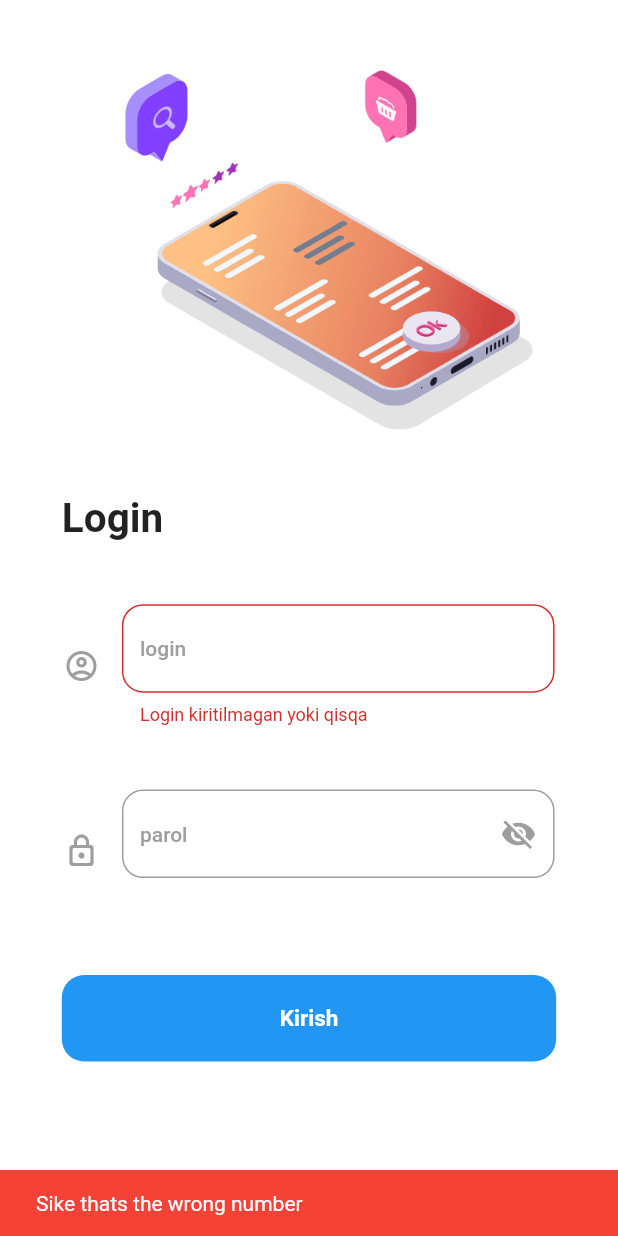
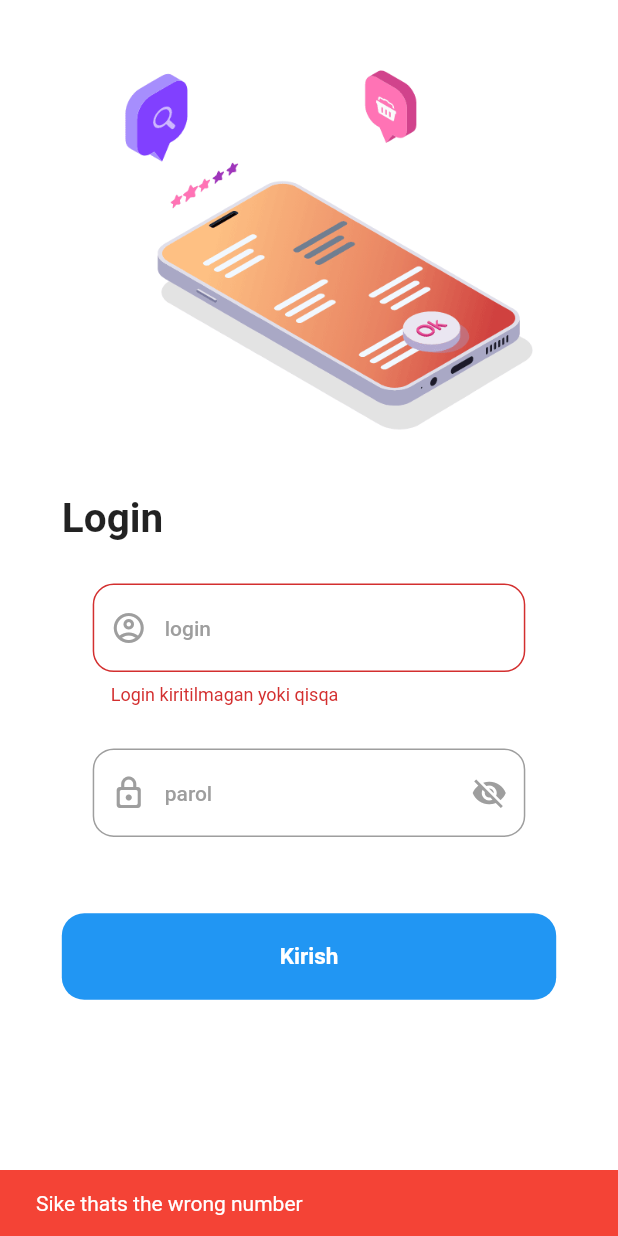
Before and after one commit to Yusuf-bek/BazarApp, a Flutter app: the screen it shows after launch, after a tap on "Kirish", on a phone screen of 412 x 824 dp. Run offline on Flutter 3.47's test engine with Material 2 defaults, Android fonts, the phone set to English and light mode, and no system bars; our stand-ins replace shared_preferences, syncfusion_flutter_datagrid.

Commit message:
some changes login-page ui and tried to fix AuthService.login

```diff
--- a/lib/service/auth_service.dart
+++ b/lib/service/auth_service.dart
@@ -3,6 +3,7 @@ import 'dart:io';
 import 'package:bazarapp/model/report_detail_model.dart';
 import 'package:bazarapp/model/report_model.dart';
 import 'package:bazarapp/views/report_detail_page.dart';
+import 'package:flutter/material.dart';
 import 'package:http/http.dart' as http;
 import 'package:shared_preferences/shared_preferences.dart';
 
@@ -10,15 +11,20 @@ import 'package:shared_preferences/shared_preferences.dart';
 class AuthService {
   static String url = "http://cashapp.kamtar.uz/";
 
-  Future<bool> login(String username, String password) async {
-    bool isAuthenticated = false;
-
+  static Future<void> login({
+    required String username,
+    required String password,
+    required VoidCallback onLoggedIn,
+  }) async {
     final prefs = await SharedPreferences.getInstance();
 
     try {
       final response = await http.post(
         Uri.parse("${url}api/token"),
-        body: {"username": username, "password": password},
+        body: {
+          "username": username,
+          "password": password,
+        },
       );
 
       if (response.statusCode != 200) {
@@ -27,10 +33,9 @@ class AuthService {
         var resBody = json.decode(response.body);
         prefs.setString("access", resBody["access"]);
         prefs.setString("refresh", resBody["refresh"]);
-        isAuthenticated = true;
+
+        onLoggedIn.call();
       }
-
-      return isAuthenticated;
     } catch (error) {
       rethrow;
     }
--- a/lib/views/login_page.dart
+++ b/lib/views/login_page.dart
@@ -2,6 +2,7 @@ import 'package:bazarapp/core/components/my_styles.dart';
 import 'package:bazarapp/core/extensions/buildcontext_extension.dart';
 import 'package:bazarapp/core/components/size_config.dart';
 import 'package:bazarapp/providers/hide_unhide_password_provider.dart';
+import 'package:bazarapp/service/auth_service.dart';
 import 'package:flutter/material.dart';
 import 'package:provider/provider.dart';
 
@@ -14,10 +15,10 @@ class LoginPage extends StatefulWidget {
 }
 
 class _LoginPageState extends State<LoginPage> {
-  final TextEditingController _loginController = TextEditingController();
+  final TextEditingController _usernameController = TextEditingController();
   final TextEditingController _parolController = TextEditingController();
 
-  final _loginFormKey = GlobalKey<FormState>();
+  final _usernameFormKey = GlobalKey<FormState>();
   final _parolFormKey = GlobalKey<FormState>();
 
   @override
@@ -57,27 +58,20 @@ class _LoginPageState extends State<LoginPage> {
                 ),
                 SizedBox(
                   width: context.width,
-                  height: context.height * 0.35,
+                  height: context.height * 0.3,
                   child: Column(
                     mainAxisAlignment: MainAxisAlignment.spaceEvenly,
                     crossAxisAlignment: CrossAxisAlignment.center,
                     children: [
                       Row(
                         mainAxisAlignment: MainAxisAlignment.center,
-                          mainAxisSize: MainAxisSize.min,
+                        // mainAxisSize: MainAxisSize.min,
                         children: [
-                            const Icon(
-                              Icons.account_circle_outlined,
-                              color: Colors.grey,
-                            ),
-                            const SizedBox(
-                              width: 15,
-                            ),
                           SizedBox(
                             width: context.width * 0.7,
                             height: context.height * 0.1,
                             child: Form(
-                                key: _loginFormKey,
+                              key: _usernameFormKey,
                               child: TextFormField(
                                 validator: (value) {
                                   if (value!.length < 5) {
@@ -85,11 +79,15 @@ class _LoginPageState extends State<LoginPage> {
                                   }
                                   return null;
                                 },
-                                  controller: _loginController,
+                                controller: _usernameController,
                                 decoration: InputDecoration(
+                                  prefixIcon: const Icon(
+                                    Icons.account_circle_outlined,
+                                    color: Colors.grey,
+                                  ),
                                   hintText: "login",
-                                    hintStyle: LoginPageStyles
-                                        .instance.myHintTextStyle,
+                                  hintStyle:
+                                      LoginPageStyles.instance.myHintTextStyle,
                                   border: const OutlineInputBorder(
                                     borderRadius: BorderRadius.all(
                                       Radius.circular(14),
@@ -105,15 +103,8 @@ class _LoginPageState extends State<LoginPage> {
                       Row(
                         mainAxisAlignment: MainAxisAlignment.center,
                         children: [
-                            const Icon(
-                              Icons.lock_outline_rounded,
-                              color: Colors.grey,
-                            ),
-                            const SizedBox(
-                              width: 15,
-                            ),
-                            Consumer<HidePasswordProvider>(builder:
-                                (context, hidePasswordProvider, child) {
+                          Consumer<HidePasswordProvider>(
+                              builder: (context, hidePasswordProvider, child) {
                             return SizedBox(
                               width: context.width * 0.7,
                               height: context.height * 0.1,
@@ -121,20 +112,23 @@ class _LoginPageState extends State<LoginPage> {
                                 key: _parolFormKey,
                                 child: TextFormField(
                                   validator: (value) {
-                                      if (value!.length < 5) {
+                                    if (value!.length < 3) {
                                       return "Parol qisqa";
                                     }
                                   },
                                   controller: _parolController,
                                   decoration: InputDecoration(
+                                    prefixIcon: const Icon(
+                                      Icons.lock_outline_rounded,
+                                      color: Colors.grey,
+                                    ),
                                     suffixIcon: IconButton(
                                       splashColor: Colors.transparent,
                                       focusColor: Colors.transparent,
                                       hoverColor: Colors.transparent,
                                       highlightColor: Colors.transparent,
                                       onPressed: () {
-                                          hidePasswordProvider
-                                              .changeVisibility();
+                                        hidePasswordProvider.changeVisibility();
                                       },
                                       icon: Icon(
                                         hidePasswordProvider.isVisible
@@ -161,11 +155,24 @@ class _LoginPageState extends State<LoginPage> {
                           })
                         ],
                       ),
-                      ]),
+                    ],
                   ),
-                loginButton(context, onTap: () {
-                  if (_loginFormKey.currentState!.validate() &&
+                ),
+                loginButton(
+                    context: context,
+                    onTap: () async {
+                      if (_usernameFormKey.currentState!.validate() &&
                           _parolFormKey.currentState!.validate()) {
+                        AuthService.login(
+                          password: "123",
+                          username: "admin",
+                          onLoggedIn: (() {
+                            _usernameController.dispose();
+                            _parolController.dispose();
+                            Navigator.pushReplacementNamed(
+                                context, "main-page");
+                          }),
+                        );
                       } else {
                         ScaffoldMessenger.of(context).showSnackBar(
                           const SnackBar(
@@ -173,10 +180,6 @@ class _LoginPageState extends State<LoginPage> {
                             content: Text('Sike thats the wrong number'),
                           ),
                         );
-                  }
-                  if (3 == 2) {
-                    _loginController.dispose();
-                    _parolController.dispose();
                       }
                     }),
               ],
@@ -187,7 +190,8 @@ class _LoginPageState extends State<LoginPage> {
     );
   }
 
-  InkWell loginButton(BuildContext context, {required Function() onTap}) {
+  InkWell loginButton(
+      {required BuildContext context, required Function() onTap}) {
     return InkWell(
       onTap: onTap,
       child: Container(
```
Lines whose indentation alone changed are shown as unchanged.
